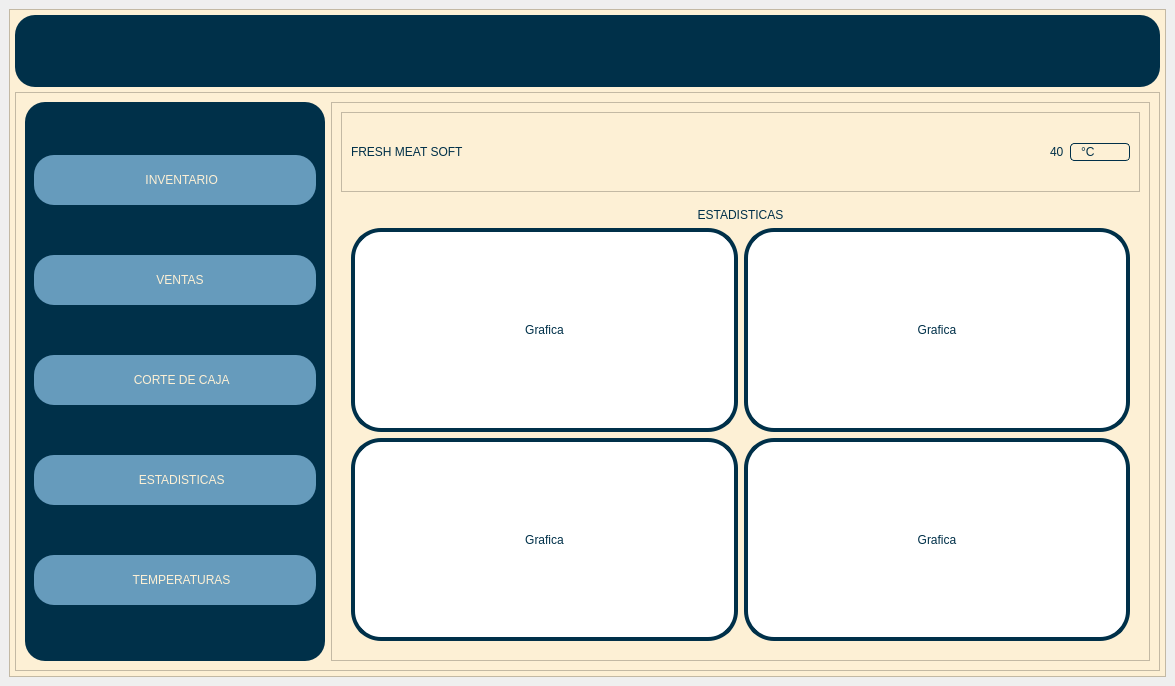
Above: carniceria.ui from CarlosEOrt/freshMeatSoft before the change. Below: the same form after it.
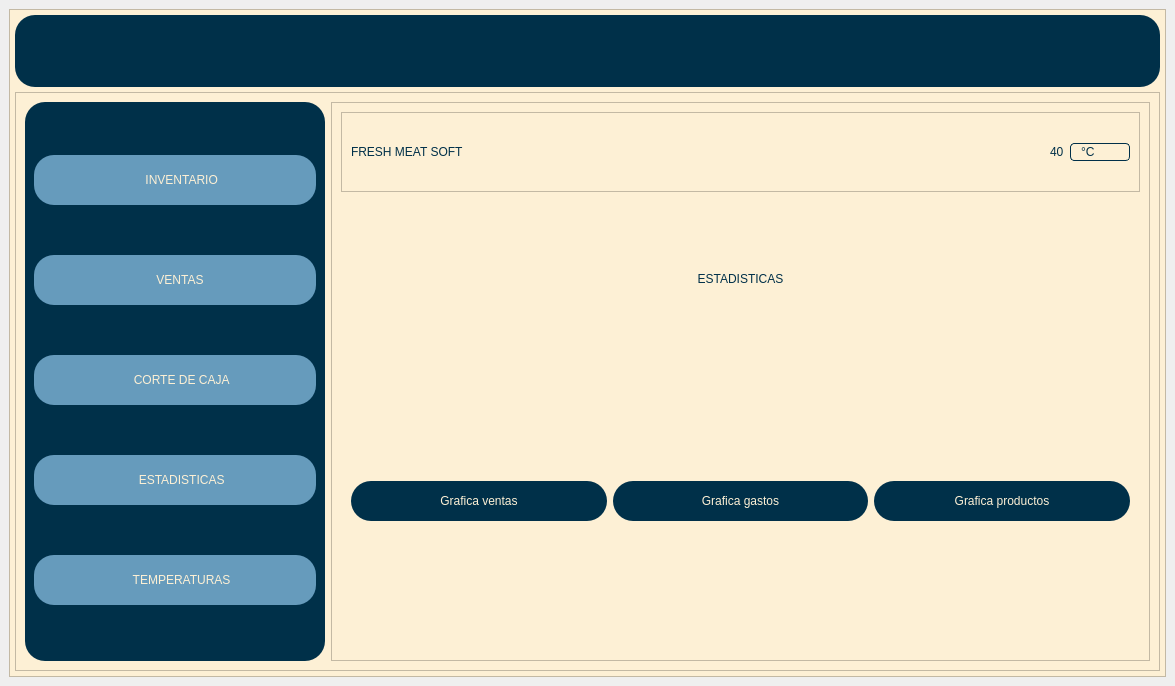
That is the form after the change. The open tabs and pages were chosen to show the change. Icons and pictures are not drawn.

Commit message: Estadisticas funcionando

What changed in the file:
```diff
--- a/carniceria.ui
+++ b/carniceria.ui
@@ -10,6 +10,12 @@
     <height>686</height>
    </rect>
   </property>
+  <property name="minimumSize">
+   <size>
+    <width>140</width>
+    <height>0</height>
+   </size>
+  </property>
   <property name="windowTitle">
    <string>MainWindow</string>
   </property>
@@ -1030,11 +1036,186 @@
                    </layout>
                   </widget>
                   <widget class="QWidget" name="page_estadisticas">
-                   <layout class="QVBoxLayout" name="verticalLayout_14">
+                   <layout class="QVBoxLayout" name="verticalLayout_41">
                     <item>
-                     <widget class="QLabel" name="lbl_titulo_estadisticas">
+                     <layout class="QVBoxLayout" name="verticalLayout_14">
+                      <item>
+                       <widget class="QLabel" name="lbl_titulo_estadisticas">
+                        <property name="text">
+                         <string>ESTADISTICAS</string>
+                        </property>
+                        <property name="alignment">
+                         <set>Qt::AlignCenter</set>
+                        </property>
+                       </widget>
+                      </item>
+                      <item>
+                       <layout class="QHBoxLayout" name="horizontalLayout_38">
+                        <property name="spacing">
+                         <number>90</number>
+                        </property>
+                        <item>
+                         <widget class="QLabel" name="lbl_logo_empresa_3">
+                          <property name="minimumSize">
+                           <size>
+                            <width>80</width>
+                            <height>80</height>
+                           </size>
+                          </property>
+                          <property name="maximumSize">
+                           <size>
+                            <width>80</width>
+                            <height>80</height>
+                           </size>
+                          </property>
+                          <property name="text">
+                           <string/>
+                          </property>
+                          <property name="pixmap">
+                           <pixmap>Imagenes/sack-dollar.svg</pixmap>
+                          </property>
+                          <property name="scaledContents">
+                           <bool>true</bool>
+                          </property>
+                         </widget>
+                        </item>
+                        <item>
+                         <widget class="QLabel" name="lbl_logo_empresa_7">
+                          <property name="minimumSize">
+                           <size>
+                            <width>80</width>
+                            <height>80</height>
+                           </size>
+                          </property>
+                          <property name="maximumSize">
+                           <size>
+                            <width>80</width>
+                            <height>80</height>
+                           </size>
+                          </property>
+                          <property name="text">
+                           <string/>
+                          </property>
+                          <property name="pixmap">
+                           <pixmap>Imagenes/usd-circle.svg</pixmap>
+                          </property>
+                          <property name="scaledContents">
+                           <bool>true</bool>
+                          </property>
+                         </widget>
+                        </item>
+                        <item>
+                         <widget class="QLabel" name="lbl_logo_empresa_8">
+                          <property name="minimumSize">
+                           <size>
+                            <width>80</width>
+                            <height>80</height>
+                           </size>
+                          </property>
+                          <property name="maximumSize">
+                           <size>
+                            <width>80</width>
+                            <height>80</height>
+                           </size>
+                          </property>
+                          <property name="text">
+                           <string/>
+                          </property>
+                          <property name="pixmap">
+                           <pixmap>Imagenes/shopping-bag.svg</pixmap>
+                          </property>
+                          <property name="scaledContents">
+                           <bool>true</bool>
+                          </property>
+                         </widget>
+                        </item>
+                       </layout>
+                      </item>
+                      <item>
+                       <spacer name="verticalSpacer_19">
+                        <property name="orientation">
+                         <enum>Qt::Vertical</enum>
+                        </property>
+                        <property name="sizeType">
+                         <enum>QSizePolicy::Minimum</enum>
+                        </property>
+                        <property name="sizeHint" stdset="0">
+                         <size>
+                          <width>20</width>
+                          <height>40</height>
+                         </size>
+                        </property>
+                       </spacer>
+                      </item>
+                      <item>
+                       <layout class="QHBoxLayout" name="horizontalLayout_37">
+                        <item>
+                         <widget class="QPushButton" name="btn_grafica_ventas">
+                          <property name="minimumSize">
+                           <size>
+                            <width>140</width>
+                            <height>40</height>
+                           </size>
+                          </property>
+                          <property name="text">
+                           <string>Grafica ventas</string>
+                          </property>
+                         </widget>
+                        </item>
+                        <item>
+                         <widget class="QPushButton" name="btn_grafica_gastos">
+                          <property name="minimumSize">
+                           <size>
+                            <width>140</width>
+                            <height>40</height>
+                           </size>
+                          </property>
+                          <property name="text">
+                           <string>Grafica gastos</string>
+                          </property>
+                         </widget>
+                        </item>
+                        <item>
+                         <widget class="QPushButton" name="btn_grafica_productos">
+                          <property name="minimumSize">
+                           <size>
+                            <width>140</width>
+                            <height>40</height>
+                           </size>
+                          </property>
+                          <property name="text">
+                           <string>Grafica productos</string>
+                          </property>
+                         </widget>
+                        </item>
+                       </layout>
+                      </item>
+                     </layout>
+                    </item>
+                    <item>
+                     <spacer name="verticalSpacer_18">
+                      <property name="orientation">
+                       <enum>Qt::Vertical</enum>
+                      </property>
+                      <property name="sizeType">
+                       <enum>QSizePolicy::Preferred</enum>
+                      </property>
+                      <property name="sizeHint" stdset="0">
+                       <size>
+                        <width>20</width>
+                        <height>120</height>
+                       </size>
+                      </property>
+                     </spacer>
+                    </item>
+                   </layout>
+                  </widget>
+                  <widget class="QWidget" name="page_busqueda_ticket">
+                   <layout class="QVBoxLayout" name="verticalLayout_42">
+                    <item>
+                     <widget class="QLabel" name="label_20">
                       <property name="text">
-                       <string>ESTADISTICAS</string>
+                       <string>Busqueda de ticket</string>
                       </property>
                       <property name="alignment">
                        <set>Qt::AlignCenter</set>
@@ -1042,145 +1223,237 @@
                      </widget>
                     </item>
                     <item>
-                     <layout class="QHBoxLayout" name="horizontalLayout_34">
+                     <widget class="QLineEdit" name="lineEdit_busqueda_ticket">
+                      <property name="placeholderText">
+                       <string>Ingresa el id del ticket a buscar...</string>
+                      </property>
+                     </widget>
+                    </item>
+                    <item>
+                     <widget class="QTableWidget" name="tabla_busqueda_ticket">
+                      <attribute name="horizontalHeaderDefaultSectionSize">
+                       <number>156</number>
+                      </attribute>
+                      <column>
+                       <property name="text">
+                        <string>ID</string>
+                       </property>
+                      </column>
+                      <column>
+                       <property name="text">
+                        <string>Nombre</string>
+                       </property>
+                      </column>
+                      <column>
+                       <property name="text">
+                        <string>Cantidad</string>
+                       </property>
+                      </column>
+                      <column>
+                       <property name="text">
+                        <string>Precio</string>
+                       </property>
+                      </column>
+                      <column>
+                       <property name="text">
+                        <string>Fecha</string>
+                       </property>
+                      </column>
+                     </widget>
+                    </item>
+                    <item>
+                     <widget class="QLabel" name="label_21">
+                      <property name="text">
+                       <string>Total venta:</string>
+                      </property>
+                      <property name="alignment">
+                       <set>Qt::AlignCenter</set>
+                      </property>
+                     </widget>
+                    </item>
+                    <item>
+                     <layout class="QHBoxLayout" name="horizontalLayout_39">
                       <item>
-                       <widget class="QFrame" name="frame_grafica1">
-                        <property name="styleSheet">
-                         <string notr="true">background-color: rgb(255, 255, 255);
-border-radius: 30px;
-border: 4px solid #003049;
-</string>
+                       <spacer name="horizontalSpacer_45">
+                        <property name="minimumSize">
+                         <size>
+                          <width>120</width>
+                          <height>40</height>
+                         </size>
                         </property>
-                        <property name="frameShape">
-                         <enum>QFrame::StyledPanel</enum>
+                        <property name="orientation">
+                         <enum>Qt::Horizontal</enum>
                         </property>
-                        <property name="frameShadow">
-                         <enum>QFrame::Raised</enum>
+                        <property name="sizeHint" stdset="0">
+                         <size>
+                          <width>117</width>
+                          <height>37</height>
+                         </size>
                         </property>
-                        <layout class="QVBoxLayout" name="verticalLayout_22" stretch="1,5">
-                         <item>
-                          <widget class="QLabel" name="label_14">
-                           <property name="styleSheet">
-                            <string notr="true">border: 0px</string>
-                           </property>
-                           <property name="text">
-                            <string>Grafica</string>
-                           </property>
-                           <property name="alignment">
-                            <set>Qt::AlignCenter</set>
-                           </property>
-                          </widget>
-                         </item>
-                         <item>
-                          <layout class="QVBoxLayout" name="grafica1"/>
-                         </item>
-                        </layout>
-                       </widget>
+                       </spacer>
                       </item>
                       <item>
-                       <widget class="QFrame" name="frame_grafica2">
-                        <property name="styleSheet">
-                         <string notr="true">background-color: rgb(255, 255, 255);
+                       <widget class="QPushButton" name="btn_regresar_ventas">
+                        <property name="minimumSize">
+                         <size>
+                          <width>120</width>
+                          <height>40</height>
+                         </size>
+                        </property>
+                        <property name="text">
+                         <string>Regresar</string>
+                        </property>
+                       </widget>
+                      </item>
+                     </layout>
+                    </item>
+                   </layout>
+                  </widget>
+                  <widget class="QWidget" name="page_grafica_ventas">
+                   <layout class="QVBoxLayout" name="verticalLayout_40">
+                    <item>
+                     <widget class="QFrame" name="frame_grafica_ventas">
+                      <property name="styleSheet">
+                       <string notr="true">background-color: rgb(255, 255, 255);
 border-radius: 30px;
 border: 4px solid #003049;
 </string>
+                      </property>
+                      <property name="frameShape">
+                       <enum>QFrame::StyledPanel</enum>
+                      </property>
+                      <property name="frameShadow">
+                       <enum>QFrame::Raised</enum>
+                      </property>
+                      <layout class="QVBoxLayout" name="verticalLayout_39" stretch="1,5">
+                       <item>
+                        <widget class="QLabel" name="label_16">
+                         <property name="styleSheet">
+                          <string notr="true">border: 0px</string>
+                         </property>
+                         <property name="text">
+                          <string>Grafica Ventas</string>
+                         </property>
+                         <property name="alignment">
+                          <set>Qt::AlignCenter</set>
+                         </property>
+                        </widget>
+                       </item>
+                       <item>
+                        <layout class="QVBoxLayout" name="grafica_ventas"/>
+                       </item>
+                      </layout>
+                     </widget>
+                    </item>
+                    <item>
+                     <layout class="QHBoxLayout" name="horizontalLayout_36">
+                      <item>
+                       <spacer name="horizontalSpacer_44">
+                        <property name="orientation">
+                         <enum>Qt::Horizontal</enum>
                         </property>
-                        <property name="frameShape">
-                         <enum>QFrame::StyledPanel</enum>
+                        <property name="sizeHint" stdset="0">
+                         <size>
+                          <width>40</width>
+                          <height>20</height>
+                         </size>
                         </property>
-                        <property name="frameShadow">
-                         <enum>QFrame::Raised</enum>
+                       </spacer>
+                      </item>
+                      <item>
+                       <widget class="QPushButton" name="btn_regresar_estadisticas">
+                        <property name="minimumSize">
+                         <size>
+                          <width>140</width>
+                          <height>40</height>
+                         </size>
                         </property>
-                        <layout class="QVBoxLayout" name="verticalLayout_36" stretch="1,5">
-                         <item>
-                          <widget class="QLabel" name="label_15">
-                           <property name="styleSheet">
-                            <string notr="true">border: 0px</string>
-                           </property>
-                           <property name="text">
-                            <string>Grafica</string>
-                           </property>
-                           <property name="alignment">
-                            <set>Qt::AlignCenter</set>
-                           </property>
-                          </widget>
-                         </item>
-                         <item>
-                          <layout class="QVBoxLayout" name="grafica2"/>
-                         </item>
-                        </layout>
+                        <property name="text">
+                         <string>Regresar</string>
+                        </property>
                        </widget>
                       </item>
                      </layout>
+                    </item>
+                   </layout>
+                  </widget>
+                  <widget class="QWidget" name="page_grafica_producto">
+                   <layout class="QVBoxLayout" name="verticalLayout_38">
+                    <item>
+                     <widget class="QFrame" name="frame_grafica_productos">
+                      <property name="styleSheet">
+                       <string notr="true">background-color: rgb(255, 255, 255);
+border-radius: 30px;
+border: 4px solid #003049;
+</string>
+                      </property>
+                      <property name="frameShape">
+                       <enum>QFrame::StyledPanel</enum>
+                      </property>
+                      <property name="frameShadow">
+                       <enum>QFrame::Raised</enum>
+                      </property>
+                      <layout class="QVBoxLayout" name="verticalLayout_37" stretch="1,0,5">
+                       <item>
+                        <widget class="QLabel" name="label_15">
+                         <property name="styleSheet">
+                          <string notr="true">border: 0px</string>
+                         </property>
+                         <property name="text">
+                          <string>Grafica Producto</string>
+                         </property>
+                         <property name="alignment">
+                          <set>Qt::AlignCenter</set>
+                         </property>
+                        </widget>
+                       </item>
+                       <item>
+                        <widget class="QLineEdit" name="lineEdit_grafica_productos">
+                         <property name="styleSheet">
+                          <string notr="true">QLineEdit{
+border:0px;
+color:rgb(0, 48, 73);
+border-bottom:2px solid rgb(61,61,61);
+font: 75 12pt &quot;Times New Roman&quot;;
+}</string>
+                         </property>
+                         <property name="placeholderText">
+                          <string>Ingresa el producto a buscar...</string>
+                         </property>
+                        </widget>
+                       </item>
+                       <item>
+                        <layout class="QVBoxLayout" name="grafica_productos"/>
+                       </item>
+                      </layout>
+                     </widget>
                     </item>
                     <item>
                      <layout class="QHBoxLayout" name="horizontalLayout_35">
                       <item>
-                       <widget class="QFrame" name="frame_grafica3">
-                        <property name="styleSheet">
-                         <string notr="true">background-color: rgb(255, 255, 255);
-border-radius: 30px;
-border: 4px solid #003049;
-</string>
+                       <spacer name="horizontalSpacer_43">
+                        <property name="orientation">
+                         <enum>Qt::Horizontal</enum>
                         </property>
-                        <property name="frameShape">
-                         <enum>QFrame::StyledPanel</enum>
+                        <property name="sizeHint" stdset="0">
+                         <size>
+                          <width>40</width>
+                          <height>20</height>
+                         </size>
                         </property>
-                        <property name="frameShadow">
-                         <enum>QFrame::Raised</enum>
-                        </property>
-                        <layout class="QVBoxLayout" name="verticalLayout_37" stretch="1,5">
-                         <item>
-                          <widget class="QLabel" name="label_16">
-                           <property name="styleSheet">
-                            <string notr="true">border: 0px</string>
-                           </property>
-                           <property name="text">
-                            <string>Grafica</string>
-                           </property>
-                           <property name="alignment">
-                            <set>Qt::AlignCenter</set>
-                           </property>
-                          </widget>
-                         </item>
-                         <item>
-                          <layout class="QVBoxLayout" name="grafica3"/>
-                         </item>
-                        </layout>
-                       </widget>
+                       </spacer>
                       </item>
                       <item>
-                       <widget class="QFrame" name="frame_grafica4">
-                        <property name="styleSheet">
-                         <string notr="true">background-color: rgb(255, 255, 255);
-border-radius: 30px;
-border: 4px solid #003049;
-</string>
+                       <widget class="QPushButton" name="btn_regresar_estadisticas2">
+                        <property name="minimumSize">
+                         <size>
+                          <width>140</width>
+                          <height>40</height>
+                         </size>
                         </property>
-                        <property name="frameShape">
-                         <enum>QFrame::StyledPanel</enum>
+                        <property name="text">
+                         <string>Regresar</string>
                         </property>
-                        <property name="frameShadow">
-                         <enum>QFrame::Raised</enum>
-                        </property>
-                        <layout class="QVBoxLayout" name="verticalLayout_38" stretch="1,5">
-                         <item>
-                          <widget class="QLabel" name="label_20">
-                           <property name="styleSheet">
-                            <string notr="true">border: 0px</string>
-                           </property>
-                           <property name="text">
-                            <string>Grafica</string>
-                           </property>
-                           <property name="alignment">
-                            <set>Qt::AlignCenter</set>
-                           </property>
-                          </widget>
-                         </item>
-                         <item>
-                          <layout class="QVBoxLayout" name="grafica4"/>
-                         </item>
-                        </layout>
                        </widget>
                       </item>
                      </layout>
@@ -2003,6 +2276,74 @@
                     </item>
                    </layout>
                   </widget>
+                  <widget class="QWidget" name="page_grafica_gastos">
+                   <layout class="QVBoxLayout" name="verticalLayout_36">
+                    <item>
+                     <widget class="QFrame" name="frame_grafica_gastos">
+                      <property name="styleSheet">
+                       <string notr="true">background-color: rgb(255, 255, 255);
+border-radius: 30px;
+border: 4px solid #003049;
+</string>
+                      </property>
+                      <property name="frameShape">
+                       <enum>QFrame::StyledPanel</enum>
+                      </property>
+                      <property name="frameShadow">
+                       <enum>QFrame::Raised</enum>
+                      </property>
+                      <layout class="QVBoxLayout" name="verticalLayout_22" stretch="1,5">
+                       <item>
+                        <widget class="QLabel" name="label_14">
+                         <property name="styleSheet">
+                          <string notr="true">border: 0px</string>
+                         </property>
+                         <property name="text">
+                          <string>Grafica Gastos e Ingresos</string>
+                         </property>
+                         <property name="alignment">
+                          <set>Qt::AlignCenter</set>
+                         </property>
+                        </widget>
+                       </item>
+                       <item>
+                        <layout class="QVBoxLayout" name="grafica_gastos"/>
+                       </item>
+                      </layout>
+                     </widget>
+                    </item>
+                    <item>
+                     <layout class="QHBoxLayout" name="horizontalLayout_34">
+                      <item>
+                       <spacer name="horizontalSpacer_42">
+                        <property name="orientation">
+                         <enum>Qt::Horizontal</enum>
+                        </property>
+                        <property name="sizeHint" stdset="0">
+                         <size>
+                          <width>40</width>
+                          <height>20</height>
+                         </size>
+                        </property>
+                       </spacer>
+                      </item>
+                      <item>
+                       <widget class="QPushButton" name="btn_regresar_estadisticas3">
+                        <property name="minimumSize">
+                         <size>
+                          <width>140</width>
+                          <height>40</height>
+                         </size>
+                        </property>
+                        <property name="text">
+                         <string>Regresar</string>
+                        </property>
+                       </widget>
+                      </item>
+                     </layout>
+                    </item>
+                   </layout>
+                  </widget>
                   <widget class="QWidget" name="page_agregar_montos">
                    <layout class="QVBoxLayout" name="verticalLayout_31">
                     <item>
```
Left out of the diff: 15 changed lines with no effect on the pictures. The commit also changes 7 other files.
